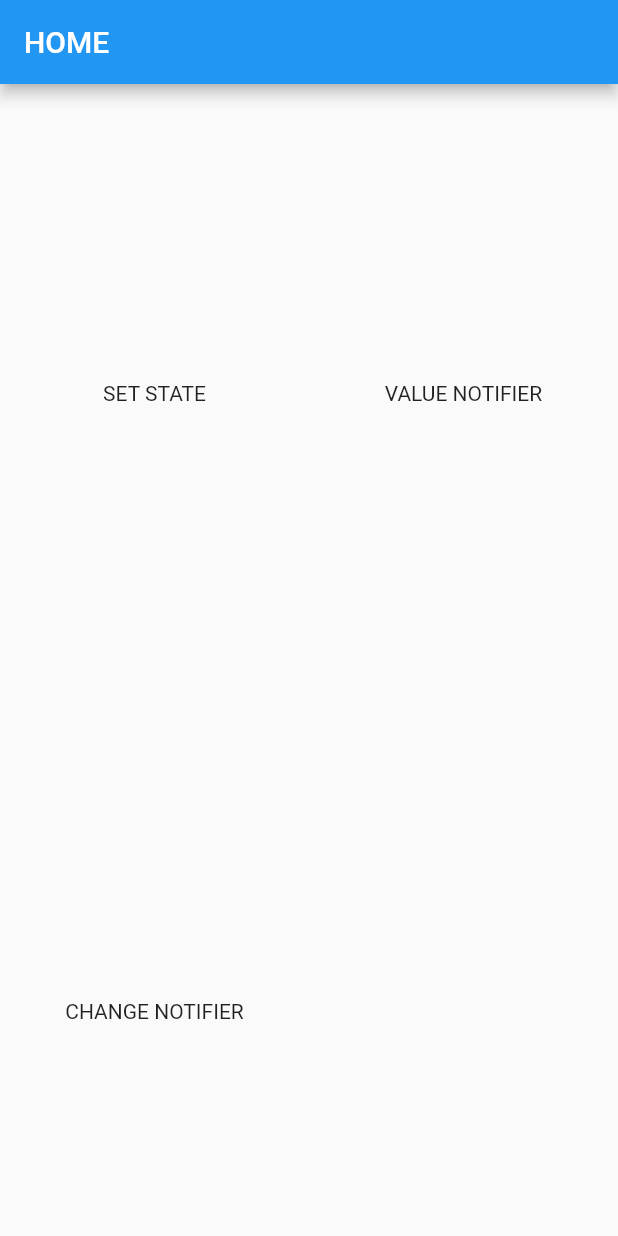
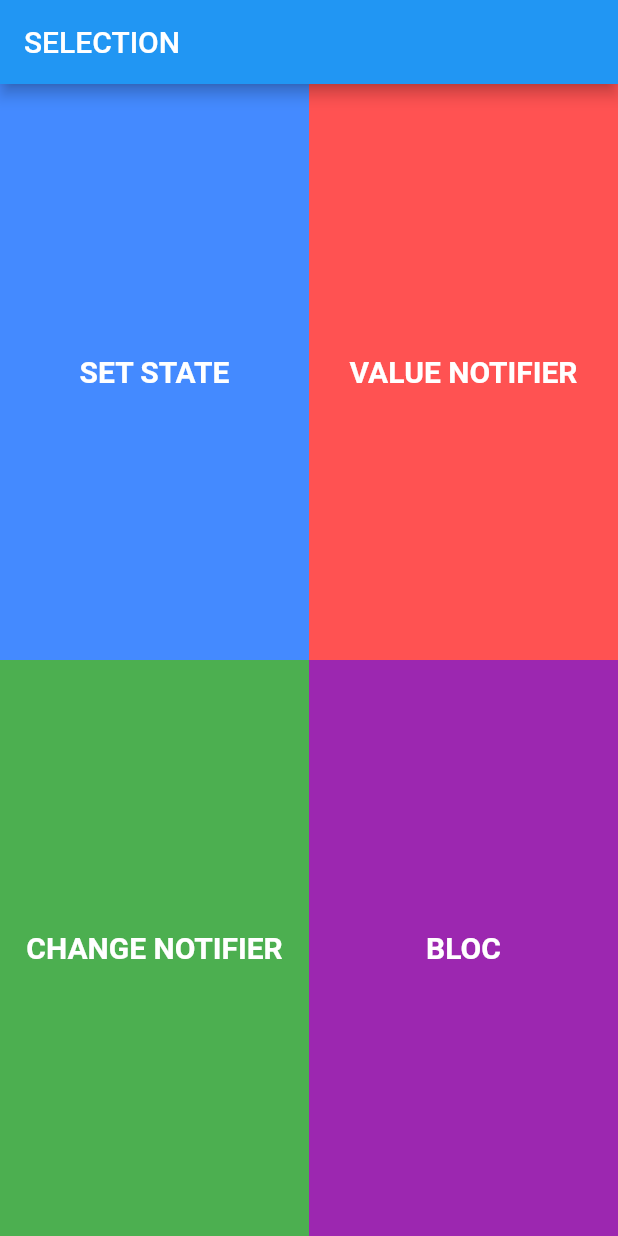
Before and after one commit to monteiroricardo/flutter_native_state, a Flutter app: the screen it shows after launch, on a phone screen of 412 x 824 dp. Run offline on Flutter 3.47's test engine with Material 2 defaults, Android fonts, the phone set to English and light mode, and no system bars.

Commit message:
feat: create states sections

```diff
--- a/lib/app.dart
+++ b/lib/app.dart
@@ -1,5 +1,5 @@
 import 'package:flutter/material.dart';
-import 'package:native_states/counter/presentation/router/rounter.dart';
+import 'counter/router/rounter.dart';
 
 void initApplication() {
   runApp(
--- /dev/null
+++ b/lib/counter/pages/managers_selection_page.dart
@@ -0,0 +1,70 @@
+import 'package:flutter/material.dart';
+import 'package:native_states/counter/widgets/manager_section_widget.dart';
+
+import '../router/routes.dart';
+
+class ManagersSelectionPage extends StatefulWidget {
+  const ManagersSelectionPage({Key? key}) : super(key: key);
+
+  @override
+  State<ManagersSelectionPage> createState() => _ManagersSelectionPageState();
+}
+
+class _ManagersSelectionPageState extends State<ManagersSelectionPage> {
+  @override
+  Widget build(BuildContext context) {
+    return Scaffold(
+      appBar: AppBar(
+        title: const Text('SELECTION'),
+      ),
+      body: Column(
+        children: [
+          Expanded(
+            child: Row(
+              children: [
+                ManagerSection(
+                  managerLabel: 'SET STATE',
+                  backgroundColor: Colors.blueAccent,
+                  onTap: () {
+                    Navigator.of(context).pushNamed(
+                      AppRoutes.setStatePage,
+                    );
+                  },
+                ),
+                ManagerSection(
+                  managerLabel: 'VALUE NOTIFIER',
+                  backgroundColor: Colors.redAccent,
+                  onTap: () {
+                    Navigator.of(context).pushNamed(
+                      AppRoutes.valueNotifierPage,
+                    );
+                  },
+                ),
+              ],
+            ),
+          ),
+          Expanded(
+            child: Row(
+              children: [
+                ManagerSection(
+                  managerLabel: 'CHANGE NOTIFIER',
+                  backgroundColor: Colors.green,
+                  onTap: () {
+                    Navigator.of(context).pushNamed(
+                      AppRoutes.changeNotifierPage,
+                    );
+                  },
+                ),
+                ManagerSection(
+                  managerLabel: 'BLOC',
+                  backgroundColor: Colors.purple,
+                  onTap: () {},
+                ),
+              ],
+            ),
+          ),
+        ],
+      ),
+    );
+  }
+}
--- a/lib/counter/presentation/pages/home_page.dart
+++ /dev/null
@@ -1,56 +0,0 @@
-import 'package:flutter/material.dart';
-import 'package:native_states/counter/presentation/router/routes.dart';
-
-class HomePage extends StatefulWidget {
-  const HomePage({Key? key}) : super(key: key);
-
-  @override
-  State<HomePage> createState() => _HomePageState();
-}
-
-class _HomePageState extends State<HomePage> {
-  @override
-  Widget build(BuildContext context) {
-    return Scaffold(
-      appBar: AppBar(
-        title: const Text('HOME'),
-      ),
-      body: GridView.count(
-        crossAxisCount: 2,
-        childAspectRatio: MediaQuery.of(context).size.aspectRatio,
-        children: [
-          InkWell(
-            child: const Center(
-              child: Text('SET STATE'),
-            ),
-            onTap: () {
-              Navigator.of(context).pushNamed(
-                AppRoutes.setStatePage,
-              );
-            },
-          ),
-          InkWell(
-            child: const Center(
-              child: Text('VALUE NOTIFIER'),
-            ),
-            onTap: () {
-              Navigator.of(context).pushNamed(
-                AppRoutes.setStatePage,
-              );
-            },
-          ),
-          InkWell(
-            child: const Center(
-              child: Text('CHANGE NOTIFIER'),
-            ),
-            onTap: () {
-              Navigator.of(context).pushNamed(
-                AppRoutes.setStatePage,
-              );
-            },
-          ),
-        ],
-      ),
-    );
-  }
-}
--- a/lib/counter/presentation/router/rounter.dart
+++ b/lib/counter/router/rounter.dart
@@ -1,15 +1,17 @@
 import 'package:flutter/material.dart';
-import 'package:native_states/counter/presentation/pages/home_page.dart';
-import 'package:native_states/counter/presentation/pages/set_state_counter_page.dart';
-import 'package:native_states/counter/presentation/pages/value_notifier_counter_page.dart';
-import 'package:native_states/counter/presentation/router/routes.dart';
+import 'package:native_states/counter/router/routes.dart';
+
+import '../managers/change_notifier/change_notifier_counter_page.dart';
+import '../managers/set_state/set_state_counter_page.dart';
+import '../managers/value_notifier/value_notifier_counter_page.dart';
+import '../pages/managers_selection_page.dart';
 
 class Rounter {
   static Route routeManager(RouteSettings settings) {
     late Widget page;
     switch (settings.name) {
       case AppRoutes.home:
-        page = const HomePage();
+        page = const ManagersSelectionPage();
         break;
       case AppRoutes.setStatePage:
         page = const SetStateCounterPage();
@@ -17,8 +19,11 @@ class Rounter {
       case AppRoutes.valueNotifierPage:
         page = const ValueNotifierCounterPage();
         break;
+      case AppRoutes.changeNotifierPage:
+        page = const ChangeNotifierCounterPage();
+        break;
       default:
-        page = const HomePage();
+        page = const ManagersSelectionPage();
     }
 
     return PageRouteBuilder(
--- a/lib/counter/presentation/router/routes.dart
+++ b/lib/counter/router/routes.dart
@@ -3,4 +3,5 @@ class AppRoutes {
   static const home = '/home';
   static const setStatePage = '/set_state';
   static const valueNotifierPage = '/value_notifier';
+  static const changeNotifierPage = '/change_notifier';
 }
--- /dev/null
+++ b/lib/counter/widgets/manager_section_widget.dart
@@ -0,0 +1,34 @@
+import 'package:flutter/material.dart';
+
+class ManagerSection extends StatelessWidget {
+  final String managerLabel;
+  final Color backgroundColor;
+  final VoidCallback onTap;
+
+  const ManagerSection({
+    super.key,
+    required this.managerLabel,
+    required this.backgroundColor,
+    required this.onTap,
+  });
+  @override
+  Widget build(BuildContext context) {
+    return Expanded(
+      child: InkWell(
+        onTap: onTap,
+        child: Container(
+          alignment: Alignment.center,
+          color: backgroundColor,
+          child: Text(
+            managerLabel,
+            style: const TextStyle(
+              fontWeight: FontWeight.bold,
+              fontSize: 20,
+              color: Colors.white,
+            ),
+          ),
+        ),
+      ),
+    );
+  }
+}
```
Also changed, not shown: lib/counter/managers/change_notifier/change_notifier_counter_page.dart (added, +33 -0 lines), lib/counter/managers/change_notifier/controller.dart (added, +15 -0 lines), lib/counter/managers/set_state/set_state_counter_page.dart (renamed from lib/counter/presentation/pages/set_state_counter_page.dart, +4 -3 lines), lib/counter/managers/value_notifier/value_notifier_counter_page.dart (renamed from lib/counter/presentation/pages/value_notifier_counter_page.dart, +16 -5 lines), lib/counter/pages/counter_base_page.dart (renamed from lib/counter/presentation/pages/counter_base_page.dart, +6 -6 lines).
